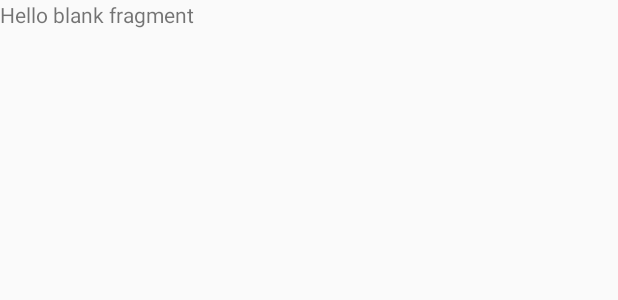
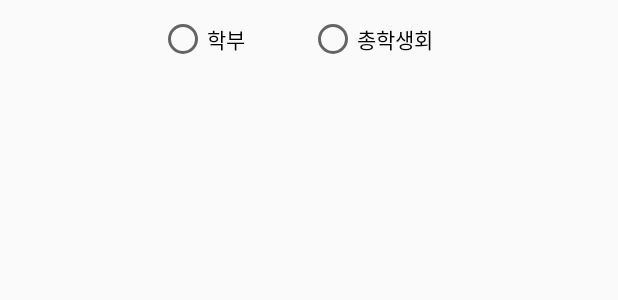
Before and after one commit to joonkb/projectElect, an Android app: the layout fragment_major.xml on its own in the app's theme, with its tools: preview values and no code run, on a phone screen of 412 x 824 dp. Shown: the top 300 px of the screen. Run offline under Robolectric (Android 15) with nearby library versions, the phone set to English and light mode, and no system bars.

Commit message:
Button Setting

```diff
--- a/app/src/main/res/layout/fragment_major.xml
+++ b/app/src/main/res/layout/fragment_major.xml
@@ -1,14 +1,30 @@
 <?xml version="1.0" encoding="utf-8"?>
-<FrameLayout xmlns:android="http://schemas.android.com/apk/res/android"
+<LinearLayout xmlns:android="http://schemas.android.com/apk/res/android"
     xmlns:tools="http://schemas.android.com/tools"
     android:layout_width="match_parent"
     android:layout_height="match_parent"
+    android:orientation="vertical"
     tools:context=".MajorFragment">
+    <RadioGroup
+        android:layout_width="200dp"
+        android:layout_height="wrap_content"
+        android:layout_gravity="center_horizontal"
+        android:layout_marginTop="10dp"
+        android:orientation="horizontal">
 
-    <!-- TODO: Update blank fragment layout -->
-    <TextView
-        android:layout_width="match_parent"
-        android:layout_height="match_parent"
-        android:text="@string/hello_blank_fragment" />
+        <RadioButton
+            android:id="@+id/radioButton1"
+            android:layout_width="0dp"
+            android:layout_height="wrap_content"
+            android:layout_weight="1"
+            android:text="학부" />
 
-</FrameLayout>
+        <RadioButton
+            android:id="@+id/radioButton2"
+            android:layout_width="0dp"
+            android:layout_height="wrap_content"
+            android:layout_weight="1"
+            android:text="총학생회" />
+    </RadioGroup>
+
+</LinearLayout>
--- a/app/src/main/res/values/styles.xml
+++ b/app/src/main/res/values/styles.xml
@@ -1,5 +1,4 @@
 <resources>
-
     <!-- Base application theme. -->
     <style name="AppTheme" parent="Theme.AppCompat.Light.DarkActionBar">
         <!-- Customize your theme here. -->
@@ -7,5 +6,4 @@
         <item name="colorPrimaryDark">@color/colorPrimaryDark</item>
         <item name="colorAccent">@color/colorAccent</item>
     </style>
-
 </resources>
```
Also changed, not shown: app/src/main/java/org/techtown/project_elect/scheduleActivity.java (+10 -15 lines), app/src/main/res/layout/activity_schedule.xml (+14 -5 lines).
